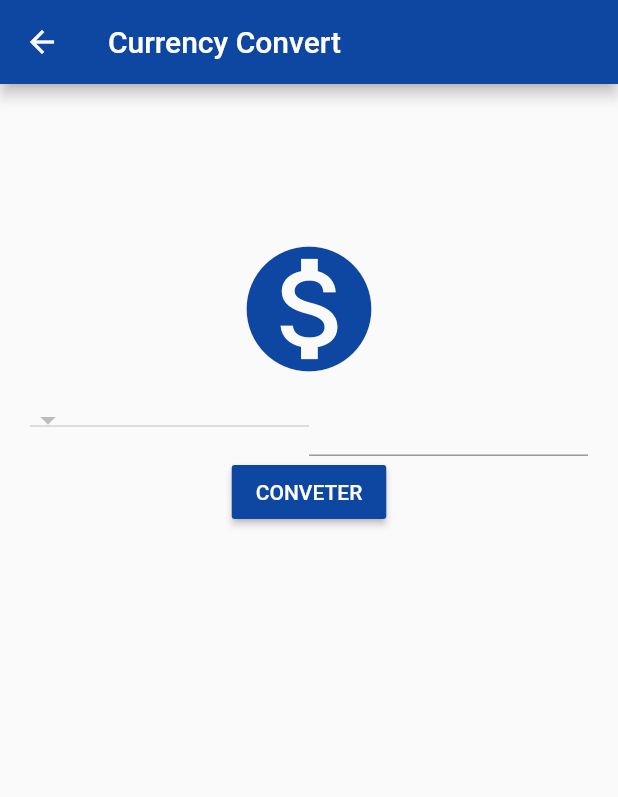
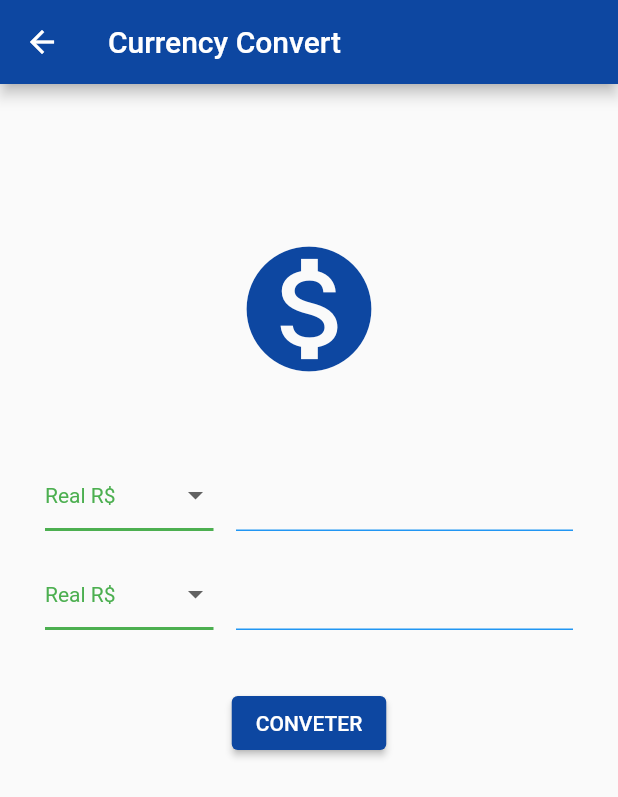
Before and after one commit to L30NARDO/project_x, a Flutter app: the screen it shows after launch, after a tap on "CONVETER", on a phone screen of 412 x 824 dp. Shown: the top 797 px of the screen. Run offline on Flutter 3.47's test engine with Material 2 defaults, Android fonts, the phone set to English and light mode, and no system bars.

Commit message:
Create flow of currency conversion

```diff
--- /dev/null
+++ b/lib/app/controllers/currency_controller.dart
@@ -0,0 +1,40 @@
+import 'package:flutter/cupertino.dart';
+import 'package:project_x/app/models/currency_model.dart';
+
+class CurrencyController {
+  List<CurrencyModel> currencies = CurrencyModel.getCurrencies();
+  final TextEditingController toText;
+  final TextEditingController fromText;
+
+  CurrencyModel toCurrency =
+      CurrencyModel(name: '', real: 0, dollar: 0, euro: 0, bitcoin: 0);
+  CurrencyModel fromCurrency =
+      CurrencyModel(name: '', real: 0, dollar: 0, euro: 0, bitcoin: 0);
+
+  CurrencyController(this.toText, this.fromText) {
+    currencies = CurrencyModel.getCurrencies();
+    toCurrency = currencies[0];
+    fromCurrency = currencies[1];
+  }
+
+  void set setToCurrency(CurrencyModel toCurrency) {
+    this.toCurrency = toCurrency;
+  }
+
+  void convert() {
+    String text = toText.text;
+    double value = double.tryParse(text.replaceAll(',', '.')) ?? 1;
+    double returnValue = 0;
+
+    if (fromCurrency.name == 'Real') {
+      returnValue = value * toCurrency.real;
+    } else if (fromCurrency.name == 'Dollar') {
+      returnValue = value * toCurrency.dollar;
+    } else if (fromCurrency.name == 'Euro') {
+      returnValue = value * toCurrency.euro;
+    } else if (fromCurrency.name == 'Bitcoin') {
+      returnValue = value * toCurrency.bitcoin;
+    }
+    fromText.text = returnValue.toStringAsFixed(2);
+  }
+}
--- a/lib/app/main.dart
+++ b/lib/app/main.dart
@@ -1,5 +1,5 @@
 import 'package:flutter/material.dart';
-import '../views/app_widget.dart';
+import 'package:project_x/app/views/app_widget.dart';
 
 main() {
   runApp(AppWidget());
--- /dev/null
+++ b/lib/app/models/currency_model.dart
@@ -0,0 +1,74 @@
+class CurrencyModel {
+  late final String name;
+  late final double real;
+  late final double dollar;
+  late final double euro;
+  late final double bitcoin;
+  CurrencyModel(
+      {required this.name,
+      required this.real,
+      required this.dollar,
+      required this.euro,
+      required this.bitcoin});
+
+  String get getName {
+    return this.name;
+  }
+
+  void set setName(String name) {
+    this.name = name;
+  }
+
+  double get getReal {
+    return this.real;
+  }
+
+  void set setReal(double real) {
+    this.real = real;
+  }
+
+  double get getDollar {
+    return this.dollar;
+  }
+
+  void set setDollar(double dollar) {
+    this.dollar = dollar;
+  }
+
+  double get getEuro {
+    return this.euro;
+  }
+
+  void set setEuro(double euro) {
+    this.euro = euro;
+  }
+
+  double get getBitcoin {
+    return this.bitcoin;
+  }
+
+  void set setBitcoin(double bitcoin) {
+    this.bitcoin = bitcoin;
+  }
+
+  static List<CurrencyModel> getCurrencies() {
+    return <CurrencyModel>[
+      CurrencyModel(
+          name: 'Real', real: 1.0, dollar: 0.18, euro: 0.15, bitcoin: 0.000016),
+      CurrencyModel(
+          name: 'Dollar',
+          real: 5.63,
+          dollar: 1.0,
+          euro: 0.85,
+          bitcoin: 0.000088),
+      CurrencyModel(
+          name: 'Euro', real: 6.62, dollar: 1.17, euro: 1.0, bitcoin: 0.00010),
+      CurrencyModel(
+          name: 'Bitcoin',
+          real: 64116.51,
+          dollar: 11351.30,
+          euro: 9689.34,
+          bitcoin: 1.0),
+    ];
+  }
+}
--- /dev/null
+++ b/lib/app/utils/currency_box.dart
@@ -0,0 +1,71 @@
+import 'package:flutter/material.dart';
+
+class CurrencyBox extends StatelessWidget {
+  @override
+  Widget build(BuildContext context) {
+    return Row(
+      crossAxisAlignment: CrossAxisAlignment.start,
+      children: [
+        Expanded(
+          flex: 1,
+          child: SizedBox(
+            height: 56,
+            child: DropdownWidget(),
+          ),
+        ),
+        Container(
+          width: 15,
+        ),
+        Expanded(
+          flex: 2,
+          child: TextField(
+            decoration: InputDecoration(
+              enabledBorder: UnderlineInputBorder(
+                borderSide: BorderSide(color: Colors.blue),
+              ),
+            ),
+          ),
+        ),
+      ],
+    );
+  }
+}
+
+/// This is the stateful widget that the main application instantiates.
+class DropdownWidget extends StatefulWidget {
+  const DropdownWidget({Key? key}) : super(key: key);
+
+  @override
+  _DropdownWidgetState createState() => _DropdownWidgetState();
+}
+
+/// This is the private State class that goes with DropdownWidget.
+class _DropdownWidgetState extends State<DropdownWidget> {
+  String dropdownValue = 'Real R\$';
+
+  @override
+  Widget build(BuildContext context) {
+    return DropdownButton<String>(
+      value: dropdownValue,
+      isExpanded: true,
+      elevation: 16,
+      style: const TextStyle(color: Colors.green),
+      underline: Container(
+        height: 2,
+        color: Colors.green,
+      ),
+      onChanged: (String? newValue) {
+        setState(() {
+          dropdownValue = newValue!;
+        });
+      },
+      items: <String>['Real R\$', 'Dollar\$', 'Euro €', 'Bitcoin ฿']
+          .map<DropdownMenuItem<String>>((String value) {
+        return DropdownMenuItem<String>(
+          value: value,
+          child: Text(value),
+        );
+      }).toList(),
+    );
+  }
+}
--- a/lib/views/app_widget.dart
+++ b/lib/app/views/app_widget.dart
@@ -1,8 +1,9 @@
 import 'package:flutter/material.dart';
-import 'package:project_x/controllers/app_controller.dart';
-import 'package:project_x/views/home_page.dart';
-import 'package:project_x/views/login_page.dart';
-import 'package:project_x/views/currency_widget.dart';
+import 'package:project_x/app/controllers/app_controller.dart';
+import 'package:project_x/app/views/currency_view.dart';
+
+import 'home_view.dart';
+import 'login_view.dart';
 
 class AppWidget extends StatelessWidget {
   @override
@@ -18,9 +19,9 @@ class AppWidget extends StatelessWidget {
                       : Brightness.light),
               initialRoute: '/currency',
               routes: {
-                '/': (context) => LoginPage(),
-                '/home': (context) => HomePage(),
-                '/currency': (context) => CurrencyPage(),
+                '/': (context) => LoginView(),
+                '/home': (context) => HomeView(),
+                '/currency': (context) => CurrencyView(),
               } //Routes
               );
         } // Builder
--- /dev/null
+++ b/lib/app/views/currency_view.dart
@@ -0,0 +1,57 @@
+import 'package:flutter/material.dart';
+import 'package:project_x/app/controllers/currency_controller.dart';
+import 'package:project_x/app/utils/currency_box.dart';
+
+// ignore: must_be_immutable
+class CurrencyView extends StatelessWidget {
+  final TextEditingController toText = TextEditingController();
+  final TextEditingController fromText = TextEditingController();
+  CurrencyController currencyController =
+      new CurrencyController(TextEditingController(), TextEditingController());
+
+  @override
+  Widget build(BuildContext context) {
+    return Scaffold(
+        appBar: AppBar(
+          title: Text("Currency Convert"),
+        ),
+        body: SingleChildScrollView(
+          child: SizedBox(
+            width: MediaQuery.of(context).size.width,
+            height: MediaQuery.of(context).size.height,
+            child: Padding(
+              padding: const EdgeInsets.only(
+                  top: 100, right: 30, bottom: 20, left: 30),
+              child: Column(
+                children: [
+                  Icon(
+                    Icons.monetization_on,
+                    color: Colors.blue[900],
+                    size: 100,
+                  ),
+                  SizedBox(
+                    height: 50,
+                  ),
+                  CurrencyBox(),
+                  SizedBox(
+                    height: 10,
+                  ),
+                  CurrencyBox(),
+                  SizedBox(
+                    height: 30,
+                  ),
+                  ElevatedButton(
+                    style: ElevatedButton.styleFrom(
+                        primary: Colors.blue[900], onPrimary: Colors.white),
+                    onPressed: () {},
+                    child: Text(
+                      'CONVETER',
+                    ),
+                  ),
+                ],
+              ),
+            ),
+          ),
+        ));
+  }
+}
--- a/lib/views/login_page.dart
+++ b/lib/app/views/login_view.dart
@@ -1,11 +1,11 @@
 import 'package:flutter/material.dart';
 
-class LoginPage extends StatefulWidget {
+class LoginView extends StatefulWidget {
   @override
-  _LoginPageState createState() => _LoginPageState();
+  _LoginViewState createState() => _LoginViewState();
 }
 
-class _LoginPageState extends State<LoginPage> {
+class _LoginViewState extends State<LoginView> {
   String email = '';
   String password = '';
   Widget _body() {
@@ -56,9 +56,11 @@ class _LoginPageState extends State<LoginPage> {
                       SizedBox(
                         height: 15,
                       ),
-                      RaisedButton(
-                        textColor: Colors.white,
-                        color: Colors.blue[900],
+                      ElevatedButton(
+                        style: ElevatedButton.styleFrom(
+                          primary: Colors.blue[900],
+                          onPrimary: Colors.white,
+                        ),
                         onPressed: () {
                           if (email == 'teste@teste.com' &&
                               password == 'teste') {
@@ -91,7 +93,10 @@ class _LoginPageState extends State<LoginPage> {
 
   showAlertDialog1(BuildContext context, String erro) {
     // configura o button
-    Widget okButton = FlatButton(
+    Widget okButton = TextButton(
+      style: TextButton.styleFrom(
+        primary: Colors.blue[900],
+      ),
       child: Text("OK"),
       onPressed: () {
         Navigator.of(context).pop();
--- a/lib/views/currency_widget.dart
+++ /dev/null
@@ -1,51 +0,0 @@
-import 'package:flutter/material.dart';
-
-class CurrencyPage extends StatelessWidget {
-  @override
-  Widget build(BuildContext context) {
-    return Scaffold(
-        appBar: AppBar(
-          title: Text("Currency Convert"),
-        ),
-        body: SizedBox(
-          width: MediaQuery.of(context).size.width,
-          height: MediaQuery.of(context).size.height,
-          child: Padding(
-            padding: const EdgeInsets.only(
-                top: 100, right: 20, bottom: 20, left: 20),
-            child: Column(
-              children: [
-                Icon(
-                  Icons.monetization_on,
-                  color: Colors.blue[900],
-                  size: 100,
-                ),
-                SizedBox(
-                  width: MediaQuery.of(context).size.width,
-                  child: Row(
-                    children: [
-                      Expanded(
-                        child: DropdownButton(items: []),
-                      ),
-                      Expanded(
-                        child: TextField(
-                          decoration: InputDecoration(),
-                        ),
-                      ),
-                    ],
-                  ),
-                ),
-                RaisedButton(
-                  color: Colors.blue[900],
-                  textColor: Colors.white,
-                  onPressed: () {},
-                  child: Text(
-                    'CONVETER',
-                  ),
-                ),
-              ],
-            ),
-          ),
-        ));
-  }
-}
```
Also changed, not shown: lib/app/views/home_view.dart (renamed from lib/views/home_page.dart, +5 -5 lines), lib/models/currency_model.dart (deleted, +0 -35 lines), lib/app/controllers/app_controller.dart (renamed from lib/controllers/app_controller.dart), 2 other files.
